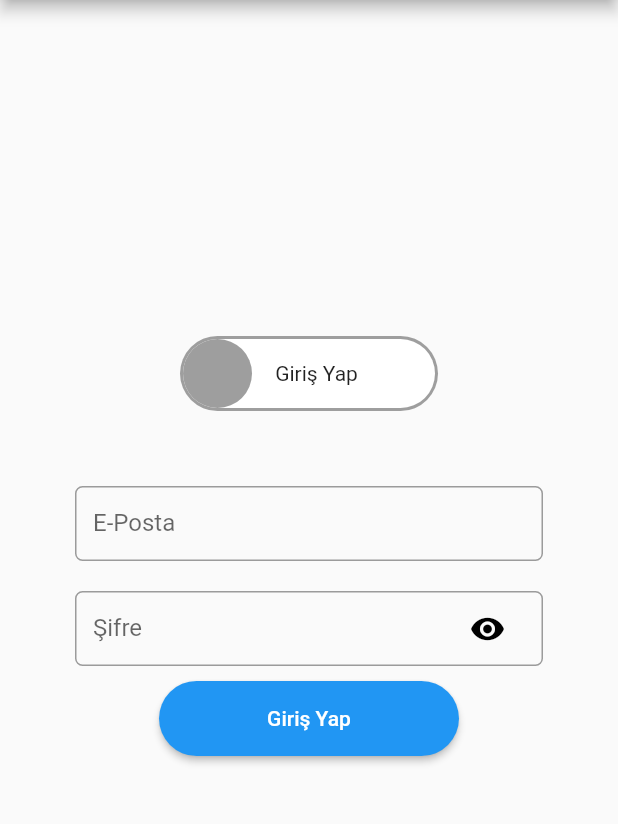
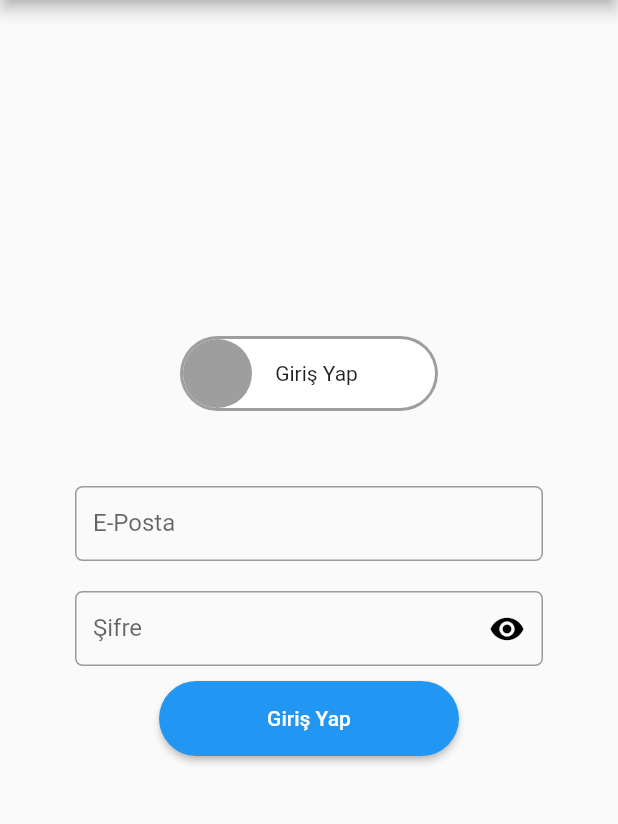
Before and after one commit to Satskill/photo_Like, a Flutter app: the screen it shows after launch, on a phone screen of 412 x 824 dp, the part 84-908 px from its top. Run offline on Flutter 3.47's test engine with Material 2 defaults, Android fonts, the phone set to English and light mode, and no system bars; drawn by our look-alikes of animated_toggle_switch; our stand-ins replace cloud_firestore, firebase_auth, firebase_core, firebase_database, firebase_storage, image_picker and 2 more; missing offline and left inert: dart:ffi; accounts and stored records are empty.

Commit message:
new file:   assets/images/blank-profile-picture.png modified:   lib/database/database.dart modified:   lib/routes/route.dart modified:   lib/widgets/anasayfa_widgets/baslik.dart modified:   lib/widgets/anasayfa_widgets/hikaye.dart modified:   lib/widgets/besli_sayfa/begeniyorum.dart modified:   lib/widgets/fivepages.dart new file:   lib/widgets/giris/kayit/signwidget.dart modified:   lib/widgets/giris/kayit/signwithmail.dart modified:   lib/widgets/listeleme/yorumlar.dart modified:   lib/widgets/profilgoruntule/profilgoruntule.dart modified:   pubspec.lock modified:   pubspec.yaml

```diff
--- a/lib/routes/route.dart
+++ b/lib/routes/route.dart
@@ -4,6 +4,7 @@ import 'package:flutter/material.dart';
 import 'package:photo_like_app/widgets/anasayfa_widgets/hikayeekrani.dart';
 import 'package:photo_like_app/widgets/besli_sayfa/profilim.dart';
 import 'package:photo_like_app/widgets/fivepages.dart';
+import 'package:photo_like_app/widgets/giris/kayit/signwithmail.dart';
 import 'package:photo_like_app/widgets/listeleme/kisiler.dart';
 import 'package:photo_like_app/widgets/profilgoruntule/profilgoruntule.dart';
 import 'package:photo_like_app/widgets/listeleme/yorumlar.dart';
@@ -69,6 +70,8 @@ class Routes {
         return _routes(hikayeekrani(index: index), settings);
       case '/followsohbet':
         return _routes(followsohbet(), settings);
+      case '/signs':
+        return _routes(SignsMail(), settings);
     }
   }
 }
--- a/lib/widgets/anasayfa_widgets/baslik.dart
+++ b/lib/widgets/anasayfa_widgets/baslik.dart
@@ -38,8 +38,8 @@ class _baslikState extends State<baslik> {
                 onPressed: () {
                   if (resim['user'] ==
                       FirebaseAuth.instance.currentUser!.email) {
-                    Navigator.pushNamed(context, '/profilim',
-                        arguments: resim['user']);
+                    /*Navigator.pushNamed(context, '/profilim',
+                        arguments: resim['user']);*/
                   } else {
                     Navigator.pushNamed(context, '/profil',
                         arguments: resim['user']);
--- a/lib/widgets/fivepages.dart
+++ b/lib/widgets/fivepages.dart
@@ -41,9 +41,12 @@ class _FivesState extends State<Fives> {
         actions: [
           ElevatedButton.icon(
             onPressed: () {
+              if (_index == 4) {
+                Navigator.pushReplacementNamed(context, '/signs');
+              }
               Navigator.pushNamed(context, '/sohbetler');
             },
-            icon: Icon(Icons.chat),
+            icon: _index == 4 ? Icon(Icons.logout) : Icon(Icons.chat),
             label: Text(''),
             style: ElevatedButton.styleFrom(
                 primary: Color.fromARGB(255, 34, 34, 34)),
--- /dev/null
+++ b/lib/widgets/giris/kayit/signwidget.dart
@@ -0,0 +1,127 @@
+import 'package:flutter/material.dart';
+import 'package:photo_like_app/widgets/giris/kayit/signwithmail.dart';
+
+import '../../../database/database.dart';
+
+class signwid extends StatefulWidget {
+  final index;
+  signwid({required this.index, Key? key}) : super(key: key);
+
+  @override
+  State<signwid> createState() => _signwidState();
+}
+
+class _signwidState extends State<signwid> {
+  @override
+  Widget build(BuildContext context) {
+    return girisyadakayit(widget.index);
+  }
+
+  Widget girisyadakayit(index) {
+    TextEditingController _mailcont = new TextEditingController();
+    TextEditingController _passcont = new TextEditingController();
+    TextEditingController _isimcont = new TextEditingController();
+    TextEditingController _soyisimcont = new TextEditingController();
+    TextEditingController _username = new TextEditingController();
+    List<String> following = [];
+    if (index == 0) {
+      return Container(
+        child: Padding(
+          padding: const EdgeInsets.all(40.0),
+          child: Column(
+            mainAxisAlignment: MainAxisAlignment.spaceEvenly,
+            children: [
+              textim(SignsMail.mailcont, 'E-Posta', false),
+              textim(SignsMail.passcont, 'Şifre', SignsMail.obse),
+              Center(
+                child: SizedBox(
+                  height: 50,
+                  width: 200,
+                  child: ElevatedButton(
+                    onPressed: () {
+                      Data().SignsWithMail(SignsMail.mailcont.text,
+                          SignsMail.passcont.text, context);
+                    },
+                    child: Center(
+                      child: Text('Giriş Yap'),
+                    ),
+                    style: ElevatedButton.styleFrom(shape: StadiumBorder()),
+                  ),
+                ),
+              ),
+            ],
+          ),
+        ),
+      );
+    } else {
+      return Container(
+        child: Padding(
+          padding: const EdgeInsets.all(40.0),
+          child: Column(
+            mainAxisAlignment: MainAxisAlignment.spaceEvenly,
+            children: [
+              textim(SignsMail.mailcont, 'E-Posta', false),
+              textim(SignsMail.passcont, 'Şifre', SignsMail.obse),
+              textim(SignsMail.isimcont, 'İsim', false),
+              textim(SignsMail.soyisimcont, 'Soyisim', false),
+              textim(SignsMail.username, 'Username', false),
+              Center(
+                child: SizedBox(
+                  width: 200,
+                  height: 50,
+                  child: ElevatedButton(
+                    onPressed: () {
+                      Data().SignsWithMail(SignsMail.mailcont.text,
+                          SignsMail.passcont.text, context,
+                          isim: SignsMail.isimcont.text,
+                          soyisim: SignsMail.soyisimcont.text,
+                          username: SignsMail.username.text);
+                    },
+                    child: Center(
+                      child: Text('Kayıt Ol'),
+                    ),
+                    style: ElevatedButton.styleFrom(shape: StadiumBorder()),
+                  ),
+                ),
+              )
+            ],
+          ),
+        ),
+      );
+    }
+  }
+
+  Widget textim(TextEditingController controller, String? label, bool obse) {
+    return Padding(
+      padding: const EdgeInsets.all(10),
+      child: SizedBox(
+        height: 50,
+        child: TextField(
+          controller: controller,
+          obscureText: obse,
+          decoration: InputDecoration(
+              border: OutlineInputBorder(
+                borderSide: BorderSide(width: 2, style: BorderStyle.solid),
+                borderRadius: BorderRadius.all(Radius.circular(5)),
+              ),
+              labelText: label,
+              suffixIcon: label == 'Şifre'
+                  ? Padding(
+                      padding: const EdgeInsets.all(5.0),
+                      child: GestureDetector(
+                        child: Icon(
+                          Icons.remove_red_eye,
+                          color: Colors.black,
+                        ),
+                        onTap: () {
+                          SignsMail.obse = !obse;
+                          setState(() {});
+                        },
+                      ),
+                    )
+                  : null),
+        ),
+      ),
+    );
+  }
+}
--- a/lib/widgets/giris/kayit/signwithmail.dart
+++ b/lib/widgets/giris/kayit/signwithmail.dart
@@ -1,18 +1,28 @@
 import 'package:animated_toggle_switch/animated_toggle_switch.dart';
 import 'package:flutter/material.dart';
 import 'package:photo_like_app/database/database.dart';
+import 'package:photo_like_app/widgets/giris/kayit/signwidget.dart';
 
 class SignsMail extends StatefulWidget {
   SignsMail({Key? key}) : super(key: key);
   static var form = 0;
+  static TextEditingController mailcont = new TextEditingController();
+  static TextEditingController passcont = new TextEditingController();
+  static TextEditingController isimcont = new TextEditingController();
+  static TextEditingController soyisimcont = new TextEditingController();
+  static TextEditingController username = new TextEditingController();
+  static bool obse = true;
 
   @override
   State<SignsMail> createState() => _SignsMailState();
 }
 
 class _SignsMailState extends State<SignsMail> {
-  TextEditingController _mailcont = new TextEditingController();
-  TextEditingController _passcont = new TextEditingController();
+  TextEditingController mailcont = new TextEditingController();
+  TextEditingController passcont = new TextEditingController();
+  TextEditingController isimcont = new TextEditingController();
+  TextEditingController soyisimcont = new TextEditingController();
+  TextEditingController username = new TextEditingController();
 
   @override
   Widget build(BuildContext context) {
@@ -45,118 +55,10 @@ class _SignsMailState extends State<SignsMail> {
                       ),
               ),
             ),
-            girisyadakayit(SignsMail.form),
+            signwid(index: SignsMail.form),
           ],
         ),
       ),
     );
   }
-
-  Widget girisyadakayit(index) {
-    TextEditingController _mailcont = new TextEditingController();
-    TextEditingController _passcont = new TextEditingController();
-    TextEditingController _isimcont = new TextEditingController();
-    TextEditingController _soyisimcont = new TextEditingController();
-    TextEditingController _username = new TextEditingController();
-    List<String> following = [];
-    if (index == 0) {
-      return Container(
-        child: Padding(
-          padding: const EdgeInsets.all(40.0),
-          child: Column(
-            mainAxisAlignment: MainAxisAlignment.spaceEvenly,
-            children: [
-              textim(_mailcont, 'E-Posta'),
-              textim(_passcont, 'Şifre'),
-              Center(
-                child: SizedBox(
-                  height: 50,
-                  width: 200,
-                  child: ElevatedButton(
-                    onPressed: () {
-                      Data().SignsWithMail(
-                          _mailcont.text, _passcont.text, context);
-                    },
-                    child: Center(
-                      child: Text('Giriş Yap'),
-                    ),
-                    style: ElevatedButton.styleFrom(shape: StadiumBorder()),
-                  ),
-                ),
-              ),
-            ],
-          ),
-        ),
-      );
-    } else {
-      return Container(
-        child: Padding(
-          padding: const EdgeInsets.all(40.0),
-          child: Column(
-            mainAxisAlignment: MainAxisAlignment.spaceEvenly,
-            children: [
-              textim(_mailcont, 'E-Posta'),
-              textim(_passcont, 'Şifre'),
-              textim(_isimcont, 'İsim'),
-              textim(_soyisimcont, 'Soyisim'),
-              textim(_username, 'Username'),
-              Center(
-                child: SizedBox(
-                  width: 200,
-                  height: 50,
-                  child: ElevatedButton(
-                    onPressed: () {
-                      Data().SignsWithMail(
-                          _mailcont.text, _passcont.text, context,
-                          isim: _isimcont.text,
-                          soyisim: _soyisimcont.text,
-                          username: _username.text);
-                    },
-                    child: Center(
-                      child: Text('Kayıt Ol'),
-                    ),
-                    style: ElevatedButton.styleFrom(shape: StadiumBorder()),
-                  ),
-                ),
-              )
-            ],
-          ),
-        ),
-      );
-    }
-  }
-
-  Widget textim(TextEditingController controller, String? label) {
-    return Padding(
-      padding: const EdgeInsets.all(10),
-      child: SizedBox(
-        height: 50,
-        child: TextField(
-          controller: controller,
-          obscureText: true,
-          decoration: InputDecoration(
-              border: OutlineInputBorder(
-                borderSide: BorderSide(width: 2, style: BorderStyle.solid),
-                borderRadius: BorderRadius.all(Radius.circular(5)),
-              ),
-              labelText: label,
-              suffixIcon: label == 'Şifre'
-                  ? Padding(
-                      padding: const EdgeInsets.all(5.0),
-                      child: ElevatedButton(
-                        style: ElevatedButton.styleFrom(
-                            primary: Color.fromARGB(0, 255, 255, 255),
-                            elevation: 0),
-                        child: Icon(
-                          Icons.remove_red_eye,
-                          color: Colors.black,
-                        ),
-                        onPressed: () {},
-                      ),
-                    )
-                  : null),
-        ),
-      ),
-    );
-  }
 }
--- a/lib/widgets/profilgoruntule/profilgoruntule.dart
+++ b/lib/widgets/profilgoruntule/profilgoruntule.dart
@@ -39,7 +39,7 @@ class _profilState extends State<profil> {
             icon: Icon(Icons.add_comment_rounded),
             label: Text(''),
             style: ElevatedButton.styleFrom(
-                primary: Color.fromARGB(255, 41, 52, 98)),
+                primary: Color.fromARGB(255, 34, 34, 34)),
           )
         ],
       ),
--- a/pubspec.yaml
+++ b/pubspec.yaml
@@ -67,6 +67,7 @@ flutter:
   # To add assets to your application, add an assets section, like this:
   assets:
     - assets/images/empty.jpg
+    - assets/images/blank-profile-picture.png
 
   # An image asset can refer to one or more resolution-specific "variants", see
   # https://flutter.dev/assets-and-images/#resolution-aware
```
Also changed, not shown: lib/database/database.dart (+39 -16 lines), lib/widgets/anasayfa_widgets/hikaye.dart (+50 -21 lines), lib/widgets/besli_sayfa/begeniyorum.dart (+16 -14 lines), lib/widgets/listeleme/yorumlar.dart (+10 -1 lines), assets/images/blank-profile-picture.png (added), pubspec.lock.
